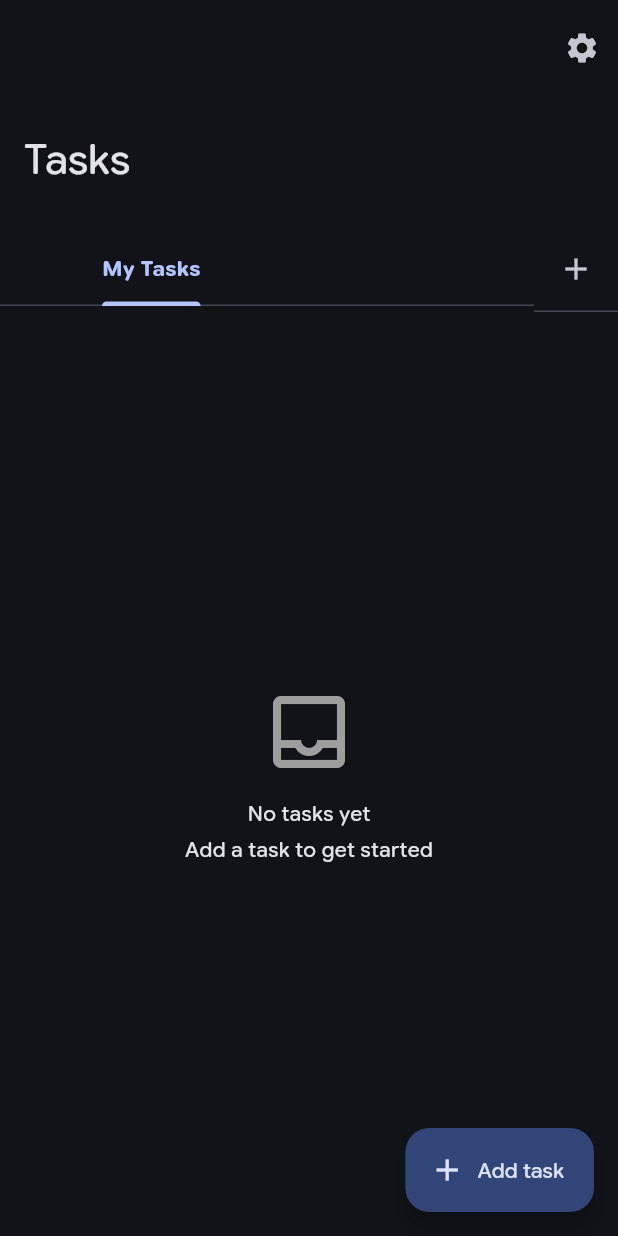
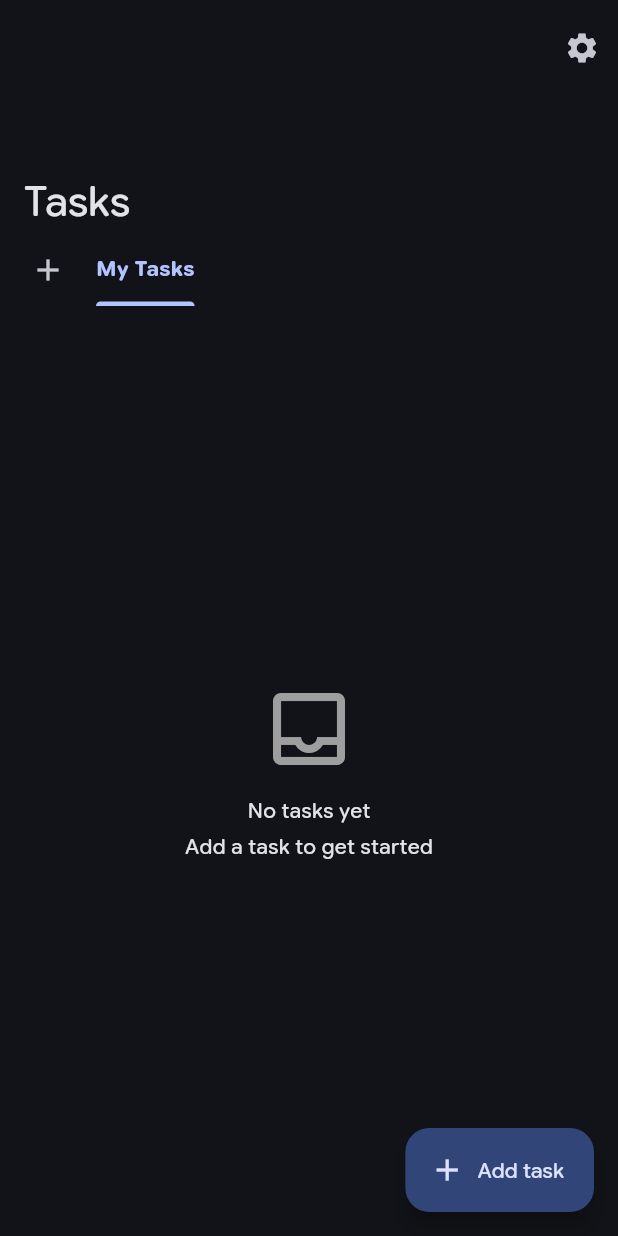
Before and after one commit to Abhishek-Maurya2/taskly, a Flutter app: the screen it shows after launch, on a phone screen of 412 x 824 dp. Run offline on Flutter 3.47's test engine with Material 3 defaults, Android fonts, the phone set to English and light mode, and no system bars; our stand-ins replace dynamic_color, easy_localization, file_picker, flutter_local_notifications, material_color_utilities, material_symbols_icons and 2 more; missing offline and left inert: flex_color_picker, material_new_shapes, restart_app.

Commit message:
feat: Refactor HomeShell to enhance tab bar functionality and improve UI layout

```diff
--- a/lib/src/screens/home_shell.dart
+++ b/lib/src/screens/home_shell.dart
@@ -43,17 +43,33 @@ class HomeShell extends StatelessWidget {
                     ),
                   ),
                 ],
-              ),
-              SliverPersistentHeader(
-                pinned: true,
-                delegate: _TabBarDelegate(
+                bottom: PreferredSize(
+                  preferredSize: const Size.fromHeight(52),
                   child: Container(
                     color: Theme.of(context).colorScheme.surface,
+                    padding: const EdgeInsets.symmetric(horizontal: 8),
                     child: Row(
                       children: [
+                        IconButton(
+                          icon: const Icon(Icons.add),
+                          tooltip: 'New list',
+                          padding: EdgeInsets.zero,
+                          constraints: const BoxConstraints.tightFor(
+                            width: 40,
+                            height: 40,
+                          ),
+                          onPressed: () => _promptList(context),
+                        ),
                         Expanded(
                           child: TabBar(
                             isScrollable: true,
+                            tabAlignment: TabAlignment.start,
+                            labelPadding: const EdgeInsets.symmetric(
+                              horizontal: 8,
+                            ),
+                            indicatorPadding: EdgeInsets.zero,
+                            indicatorSize: TabBarIndicatorSize.label,
+                            dividerColor: Colors.transparent,
                             labelStyle: Theme.of(context).textTheme.bodyMedium
                                 ?.copyWith(fontWeight: FontWeight.w600),
                             labelColor: Theme.of(context).colorScheme.primary,
@@ -62,24 +78,6 @@ class HomeShell extends StatelessWidget {
                             ],
                             onTap: (index) =>
                                 store.setActiveList(lists[index].id),
-                          ),
-                        ),
-                        Container(
-                          padding: EdgeInsets.all(4),
-                          decoration: BoxDecoration(
-                            border: Border(
-                              bottom: BorderSide(
-                                color: Theme.of(
-                                  context,
-                                ).colorScheme.outlineVariant,
-                                width: 1,
-                              ),
-                            ),
-                          ),
-                          child: IconButton(
-                            icon: const Icon(Icons.add),
-                            tooltip: 'New list',
-                            onPressed: () => _promptList(context),
                           ),
                         ),
                       ],
@@ -382,29 +380,3 @@ class _EmptyState extends StatelessWidget {
     );
   }
 }
-
-class _TabBarDelegate extends SliverPersistentHeaderDelegate {
-  _TabBarDelegate({required this.child});
-
-  final Widget child;
-
-  @override
-  double get minExtent => kToolbarHeight;
-
-  @override
-  double get maxExtent => kToolbarHeight;
-
-  @override
-  Widget build(
-    BuildContext context,
-    double shrinkOffset,
-    bool overlapsContent,
-  ) {
-    return child;
-  }
-
-  @override
-  bool shouldRebuild(covariant _TabBarDelegate oldDelegate) {
-    return oldDelegate.child != child;
-  }
-}
```
